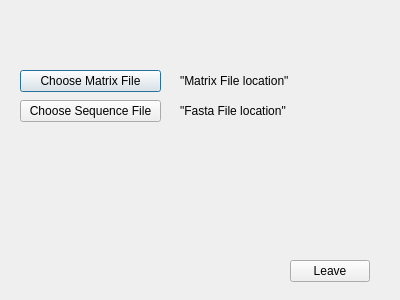
Before: the Qt Designer form QT/window.ui in TaronSilver/genom, drawn with Qt 5.
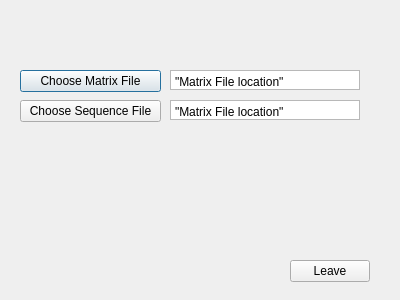
After: the same form once the commit is applied.

Commit message: Modified labels to QText Browser

The edit to the form file:
```diff
--- a/QT/window.ui
+++ b/QT/window.ui
@@ -55,30 +55,68 @@
     <string>Leave</string>
    </property>
   </widget>
-  <widget class="QLabel" name="showFastaLocation">
+  <widget class="QTextBrowser" name="showMatrixLocation">
    <property name="geometry">
     <rect>
-     <x>180</x>
-     <y>100</y>
-     <width>131</width>
-     <height>21</height>
-    </rect>
-   </property>
-   <property name="text">
-    <string>&quot;Fasta File location&quot;</string>
-   </property>
-  </widget>
-  <widget class="QLabel" name="showMatrixLocation">
-   <property name="geometry">
-    <rect>
-     <x>180</x>
+     <x>170</x>
      <y>70</y>
-     <width>131</width>
-     <height>21</height>
+     <width>190</width>
+     <height>20</height>
     </rect>
    </property>
-   <property name="text">
-    <string>&quot;Matrix File location&quot;</string>
+   <property name="maximumSize">
+    <size>
+     <width>190</width>
+     <height>20</height>
+    </size>
+   </property>
+   <property name="toolTip">
+    <string>&lt;html&gt;&lt;head/&gt;&lt;body&gt;&lt;p&gt;Once you have chosen your matrix file, its location will be shown here.&lt;/p&gt;&lt;/body&gt;&lt;/html&gt;</string>
+   </property>
+   <property name="verticalScrollBarPolicy">
+    <enum>Qt::ScrollBarAlwaysOff</enum>
+   </property>
+   <property name="horizontalScrollBarPolicy">
+    <enum>Qt::ScrollBarAsNeeded</enum>
+   </property>
+   <property name="html">
+    <string>&lt;!DOCTYPE HTML PUBLIC &quot;-//W3C//DTD HTML 4.0//EN&quot; &quot;http://www.w3.org/TR/REC-html40/strict.dtd&quot;&gt;
+&lt;html&gt;&lt;head&gt;&lt;meta name=&quot;qrichtext&quot; content=&quot;1&quot; /&gt;&lt;style type=&quot;text/css&quot;&gt;
+p, li { white-space: pre-wrap; }
+&lt;/style&gt;&lt;/head&gt;&lt;body style=&quot; font-family:'Sans Serif'; font-size:9pt; font-weight:400; font-style:normal;&quot;&gt;
+&lt;p style=&quot; margin-top:0px; margin-bottom:0px; margin-left:0px; margin-right:0px; -qt-block-indent:0; text-indent:0px;&quot;&gt;&amp;quot;Matrix File location&amp;quot;&lt;/p&gt;&lt;/body&gt;&lt;/html&gt;</string>
+   </property>
+  </widget>
+  <widget class="QTextBrowser" name="showFastaLocation">
+   <property name="geometry">
+    <rect>
+     <x>170</x>
+     <y>100</y>
+     <width>190</width>
+     <height>20</height>
+    </rect>
+   </property>
+   <property name="maximumSize">
+    <size>
+     <width>190</width>
+     <height>20</height>
+    </size>
+   </property>
+   <property name="toolTip">
+    <string>Once you have chosen your sequence file, its location will be shown here.</string>
+   </property>
+   <property name="verticalScrollBarPolicy">
+    <enum>Qt::ScrollBarAlwaysOff</enum>
+   </property>
+   <property name="horizontalScrollBarPolicy">
+    <enum>Qt::ScrollBarAsNeeded</enum>
+   </property>
+   <property name="html">
+    <string>&lt;!DOCTYPE HTML PUBLIC &quot;-//W3C//DTD HTML 4.0//EN&quot; &quot;http://www.w3.org/TR/REC-html40/strict.dtd&quot;&gt;
+&lt;html&gt;&lt;head&gt;&lt;meta name=&quot;qrichtext&quot; content=&quot;1&quot; /&gt;&lt;style type=&quot;text/css&quot;&gt;
+p, li { white-space: pre-wrap; }
+&lt;/style&gt;&lt;/head&gt;&lt;body style=&quot; font-family:'Sans Serif'; font-size:9pt; font-weight:400; font-style:normal;&quot;&gt;
+&lt;p style=&quot; margin-top:0px; margin-bottom:0px; margin-left:0px; margin-right:0px; -qt-block-indent:0; text-indent:0px;&quot;&gt;&amp;quot;Matrix File location&amp;quot;&lt;/p&gt;&lt;/body&gt;&lt;/html&gt;</string>
    </property>
   </widget>
  </widget>
```
